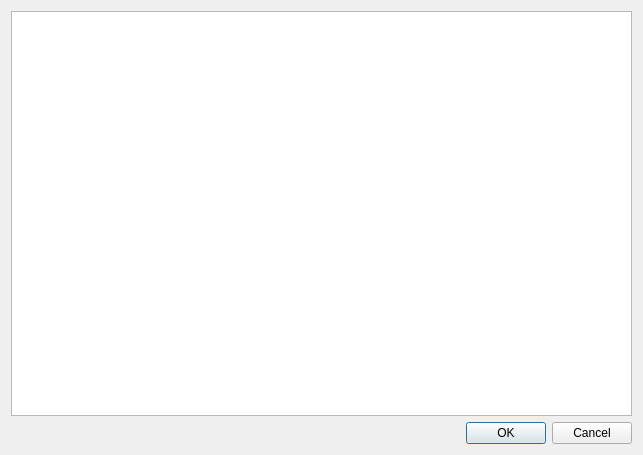
Qt form forms/dlgotu.ui (eugene-pa/armdncqt) before a commit.
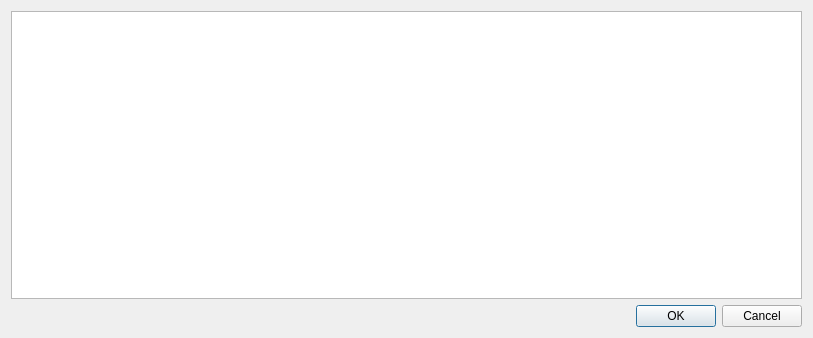
The same form after that commit.

What changed in the file:
```diff
--- a/forms/dlgotu.ui
+++ b/forms/dlgotu.ui
@@ -6,8 +6,8 @@
    <rect>
     <x>0</x>
     <y>0</y>
-    <width>643</width>
-    <height>455</height>
+    <width>813</width>
+    <height>338</height>
    </rect>
   </property>
   <property name="windowTitle">
```
